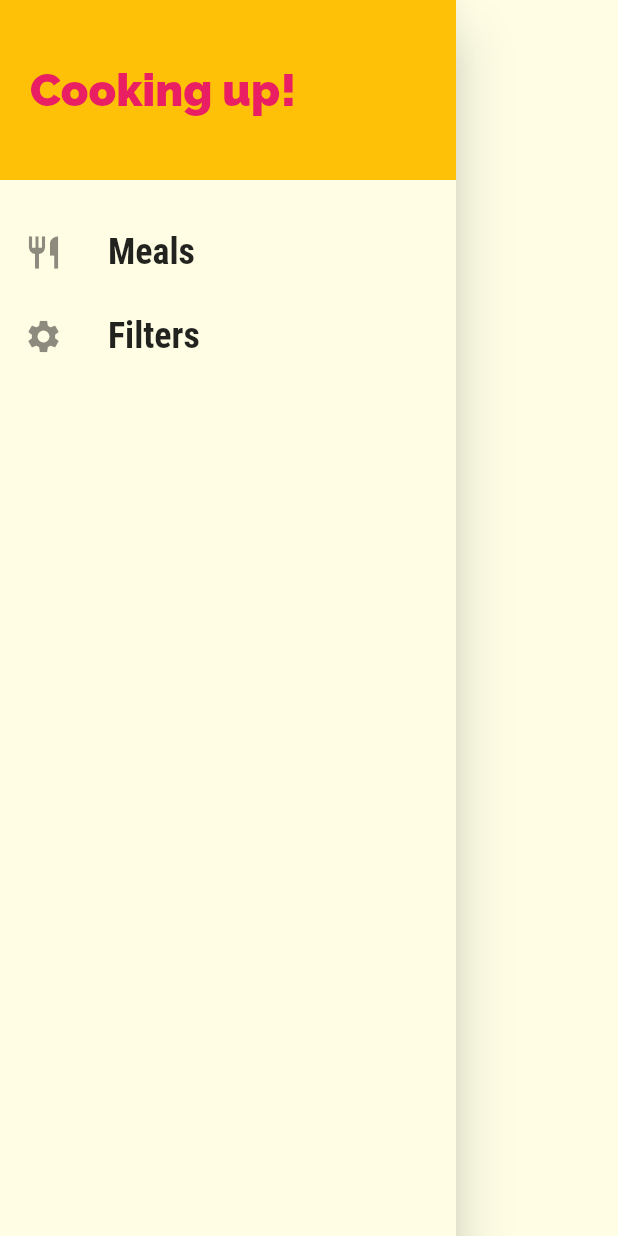
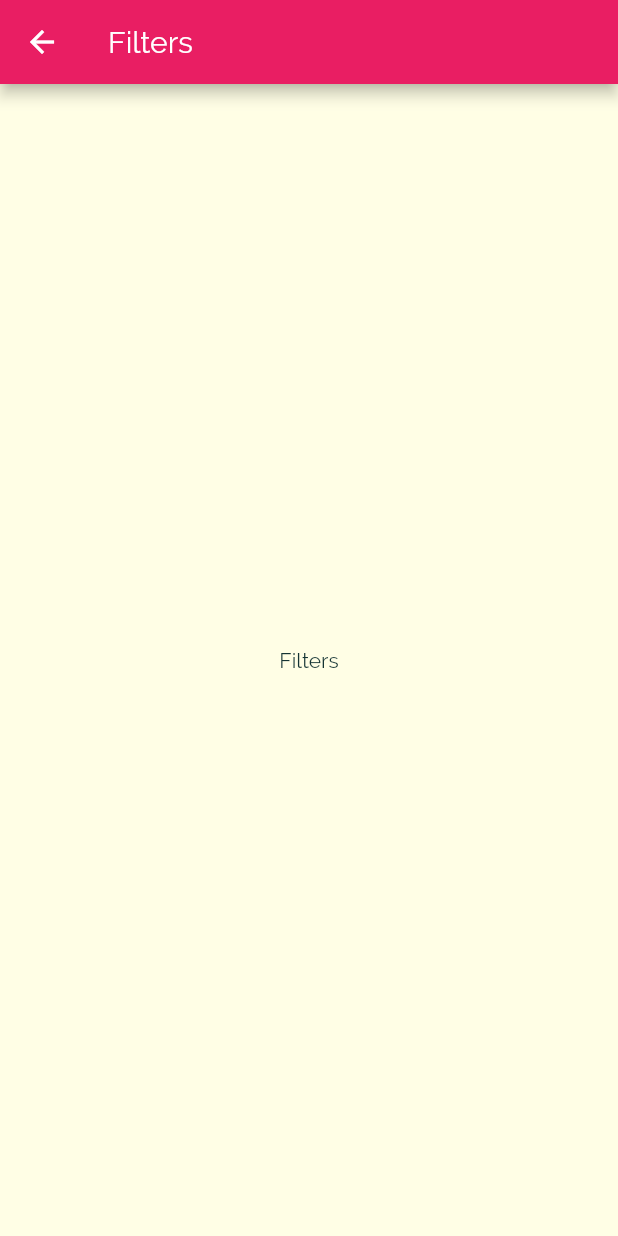
Before and after one commit to antosha-85/app_meal, a Flutter app: the MainDrawer widget shown alone on an empty page, opened directly, after a tap on "Filters", on a phone screen of 412 x 824 dp. Run offline on Flutter 3.47's test engine with Material 2 defaults, Android fonts, the phone set to English and light mode, and no system bars; statements that could not run were skipped.

Commit message:
Implemented a new FiltersScreen and when clicked on the item inside the drawer I am redirected depending on which item I click

```diff
--- a/lib/main.dart
+++ b/lib/main.dart
@@ -1,6 +1,7 @@
 import 'package:flutter/material.dart';
 import 'package:meal_app/screens/categories_screen.dart';
 import 'package:meal_app/screens/category_meals_screen.dart';
+import 'package:meal_app/screens/filters_screen.dart';
 import 'package:meal_app/screens/meal_detail_screen.dart';
 import 'package:meal_app/screens/tabs_screen.dart';
 
@@ -29,6 +30,7 @@ class MyApp extends StatelessWidget {
         '/': (ctx) => TabsScreen(),
         CategoryMealsScreen.routeName: (ctx) => CategoryMealsScreen(),
         MealDetailScreen.routeName: (ctx) => MealDetailScreen(),
+        FiltersScreen.routeName: (ctx) => FiltersScreen()
       },
       // onGenerateRoute: (settings) {
       //   print(settings.arguments);
--- /dev/null
+++ b/lib/screens/filters_screen.dart
@@ -0,0 +1,16 @@
+import 'package:flutter/material.dart';
+
+class FiltersScreen extends StatelessWidget {
+  static const routeName = '/filters';
+  @override
+  Widget build(BuildContext context) {
+    return Scaffold(
+      appBar: AppBar(
+        title: Text('Filters'),
+      ),
+      body: Center(
+        child: Text('Filters'),
+      ),
+    );
+  }
+}
--- a/lib/widgets/main_drawer.dart
+++ b/lib/widgets/main_drawer.dart
@@ -1,7 +1,8 @@
 import 'package:flutter/material.dart';
+import 'package:meal_app/screens/filters_screen.dart';
 
 class MainDrawer extends StatelessWidget {
-  Widget _buildListTile(String title, IconData icon) {
+  Widget _buildListTile(String title, IconData icon, Function tapHandler) {
     return ListTile(
       leading: Icon(icon, size: 26),
       title: Text(title,
@@ -9,7 +10,7 @@ class MainDrawer extends StatelessWidget {
               fontFamily: 'RobotoCondensed',
               fontSize: 24,
               fontWeight: FontWeight.bold)),
-      onTap: () {},
+      onTap: tapHandler,
     );
   }
 
@@ -32,8 +33,12 @@ class MainDrawer extends StatelessWidget {
           SizedBox(
             height: 20,
           ),
-          _buildListTile('Meals', Icons.restaurant),
-          _buildListTile('Filters', Icons.settings),
+          _buildListTile('Meals', Icons.restaurant, () {
+            Navigator.of(context).pushNamed('/');
+          }),
+          _buildListTile('Filters', Icons.settings, () {
+            Navigator.of(context).pushNamed((FiltersScreen.routeName));
+          }),
         ],
       ),
     );
```
